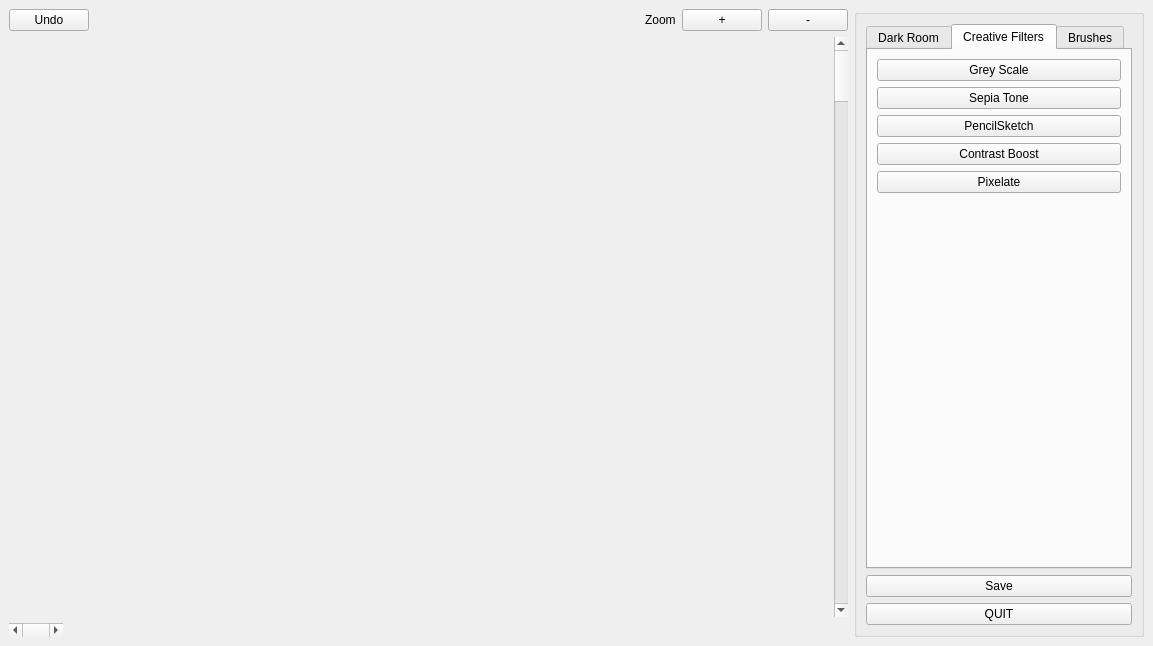
This is Fotoshop/workingwindow.ui in Hardikp16/CS340 as Qt 5 draws it before an edit. The edited form follows.
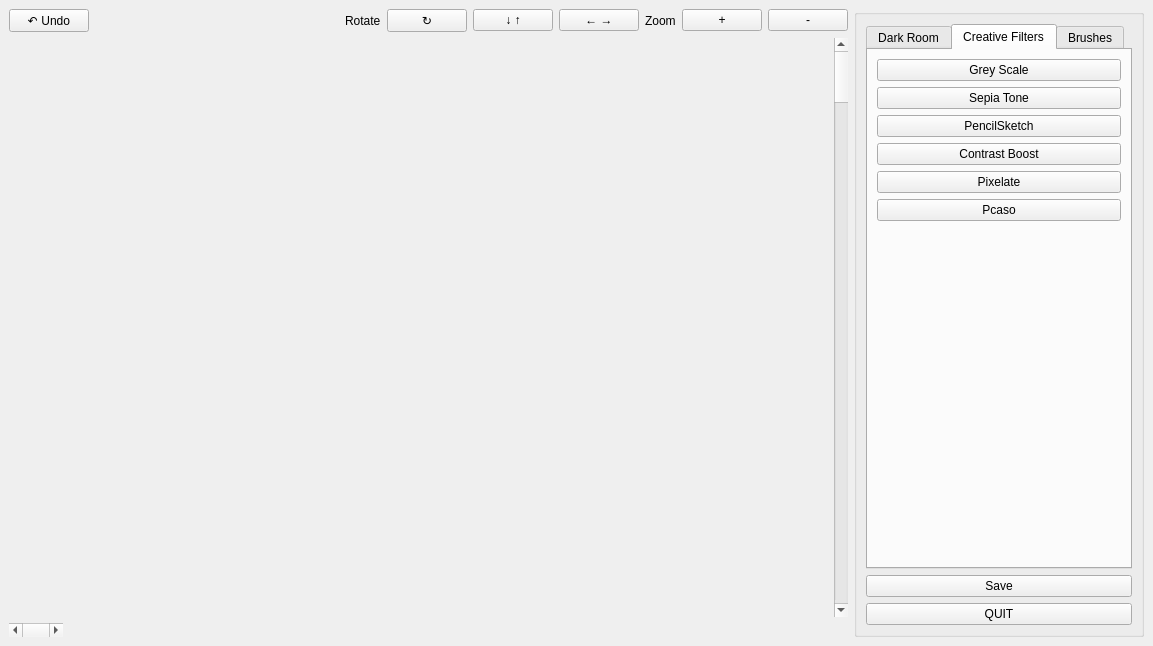
This is the edited form.

```diff
--- a/Fotoshop/workingwindow.ui
+++ b/Fotoshop/workingwindow.ui
@@ -70,7 +70,7 @@
       <item>
        <widget class="QPushButton" name="Undo">
         <property name="text">
-         <string>Undo</string>
+         <string>↶ Undo</string>
         </property>
        </widget>
       </item>
@@ -100,6 +100,34 @@
         </property>
        </spacer>
       </item>
+      <item>
+       <widget class="QLabel" name="label_5">
+        <property name="text">
+         <string>Rotate</string>
+        </property>
+       </widget>
+      </item>
+      <item>
+       <widget class="QPushButton" name="Rotate">
+        <property name="text">
+         <string>↻</string>
+        </property>
+       </widget>
+      </item>
+      <item>
+       <widget class="QPushButton" name="updown">
+        <property name="text">
+         <string>↓ ↑</string>
+        </property>
+       </widget>
+      </item>
+      <item>
+       <widget class="QPushButton" name="leftright">
+        <property name="text">
+         <string>← →</string>
+        </property>
+       </widget>
+      </item>
       <item>
        <layout class="QHBoxLayout" name="horizontalLayout_2">
         <item>
@@ -321,6 +349,13 @@
              </property>
             </widget>
            </item>
+           <item>
+            <widget class="QPushButton" name="Picaso">
+             <property name="text">
+              <string>Pcaso</string>
+             </property>
+            </widget>
+           </item>
            <item>
             <spacer name="verticalSpacer">
              <property name="orientation">
```
